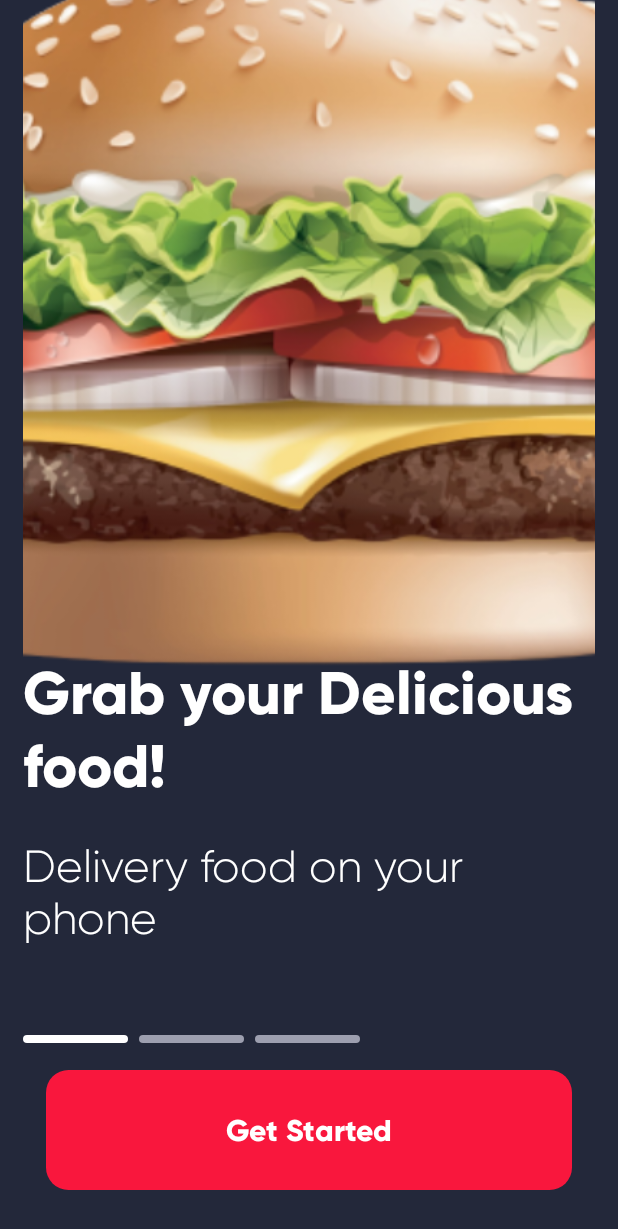
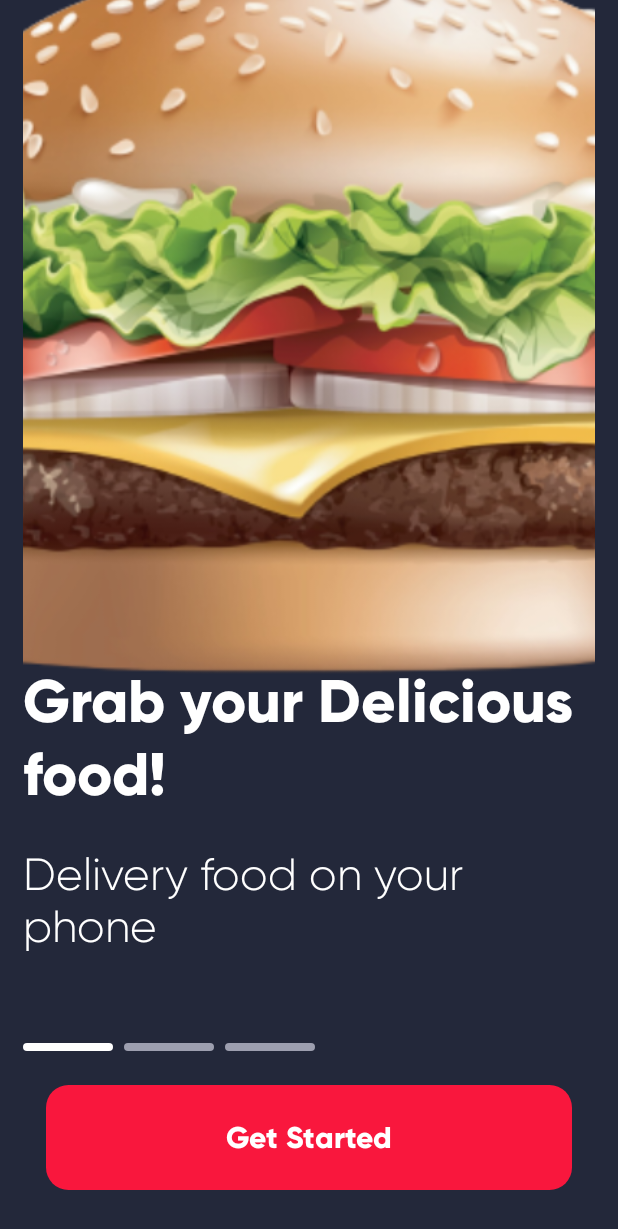
Before and after one commit to HenryUdorji/ComposeRecipeApp, an Android app built with Jetpack Compose: the screen it shows after launch (MainActivity), on a phone screen of 412 x 824 dp. Shown: the top 1229 px of the screen. Run offline under Robolectric (Android 15) with nearby library versions, the phone set to English and light mode, and no system bars; our stand-ins replace Dagger/Hilt's generated code, accompanist.

Commit message:
added system ui controller

```diff
--- a/app/build.gradle
+++ b/app/build.gradle
@@ -76,8 +76,11 @@ dependencies {
     debugImplementation "androidx.compose.ui:ui-tooling:$compose_version"
     debugImplementation "androidx.compose.ui:ui-test-manifest:$compose_version"
 
+    //Accompanist
     //Pager
-    implementation "com.google.accompanist:accompanist-pager:0.24.10-beta"
+    implementation "com.google.accompanist:accompanist-pager:$accompanist_version"
+    //System UI controller
+    implementation "com.google.accompanist:accompanist-systemuicontroller:$accompanist_version"
 
     //ViewModel
     implementation "androidx.lifecycle:lifecycle-viewmodel-compose:2.4.1"
--- a/app/src/main/java/com/hashconcepts/composerecipeapp/ui/components/OnBoardingIndicator.kt
+++ b/app/src/main/java/com/hashconcepts/composerecipeapp/ui/components/OnBoardingIndicator.kt
@@ -27,7 +27,7 @@ fun OnBoardingIndicator(
 fun Indicator(currentPosition: Int, position: Int, ) {
     Box(
         modifier = Modifier
-            .width(70.dp)
+            .width(60.dp)
             .height(5.dp)
             .clip(RoundedCornerShape(5.dp))
             .background(if (currentPosition == position) White else InActiveIndicator)
--- a/app/src/main/java/com/hashconcepts/composerecipeapp/ui/components/RoundedCornerButton.kt
+++ b/app/src/main/java/com/hashconcepts/composerecipeapp/ui/components/RoundedCornerButton.kt
@@ -39,7 +39,7 @@ fun RoundedCornerButton(
         modifier = Modifier
             .padding(15.dp)
             .fillMaxWidth()
-            .height(80.dp)
+            .height(70.dp)
             .clip(RoundedCornerShape(15.dp))
             .background(Red)
             .clickable(onClick = onClick)
--- a/app/src/main/java/com/hashconcepts/composerecipeapp/ui/screens/OnBoardingScreen.kt
+++ b/app/src/main/java/com/hashconcepts/composerecipeapp/ui/screens/OnBoardingScreen.kt
@@ -6,6 +6,7 @@ import androidx.compose.foundation.layout.*
 import androidx.compose.material.MaterialTheme
 import androidx.compose.material.Text
 import androidx.compose.runtime.Composable
+import androidx.compose.runtime.SideEffect
 import androidx.compose.runtime.mutableStateOf
 import androidx.compose.ui.Alignment
 import androidx.compose.ui.Modifier
@@ -22,6 +23,7 @@ import com.google.accompanist.pager.ExperimentalPagerApi
 import com.google.accompanist.pager.HorizontalPager
 import com.google.accompanist.pager.PagerState
 import com.google.accompanist.pager.rememberPagerState
+import com.google.accompanist.systemuicontroller.rememberSystemUiController
 import com.hashconcepts.composerecipeapp.data.OnBoardingItem
 import com.hashconcepts.composerecipeapp.data.onBoardingData
 import com.hashconcepts.composerecipeapp.data.provideOnBoardingData
@@ -41,6 +43,12 @@ import com.hashconcepts.composerecipeapp.ui.theme.White
 @Composable
 fun OnBoardingScreen(navController: NavController) {
     val pagerState = rememberPagerState(0)
+    val systemUiController = rememberSystemUiController()
+
+    SideEffect {
+        systemUiController.setNavigationBarColor(color = OnBoardingBG)
+        systemUiController.setStatusBarColor(color = OnBoardingBG)
+    }
 
     Box(
         modifier = Modifier
--- a/app/src/main/res/values/colors.xml
+++ b/app/src/main/res/values/colors.xml
@@ -7,4 +7,5 @@
     <color name="teal_700">#FF018786</color>
     <color name="black">#FF000000</color>
     <color name="white">#FFFFFFFF</color>
+    <color name="onboarding_bg">#23283A</color>
 </resources>
--- a/app/src/main/res/values/themes.xml
+++ b/app/src/main/res/values/themes.xml
@@ -3,5 +3,6 @@
 
     <style name="Theme.ComposeRecipeApp" parent="android:Theme.Material.Light.NoActionBar">
         <item name="android:statusBarColor">@color/white</item>
+<!--        <item name="android:navigationBarColor">@color/onboarding_bg</item>-->
     </style>
 </resources>
--- a/build.gradle
+++ b/build.gradle
@@ -1,6 +1,7 @@
 buildscript {
     ext {
         compose_version = '1.1.0-beta01'
+        accompanist_version = '0.24.10-beta'
     }
 }// Top-level build file where you can add configuration options common to all sub-projects/modules.
 plugins {
```
